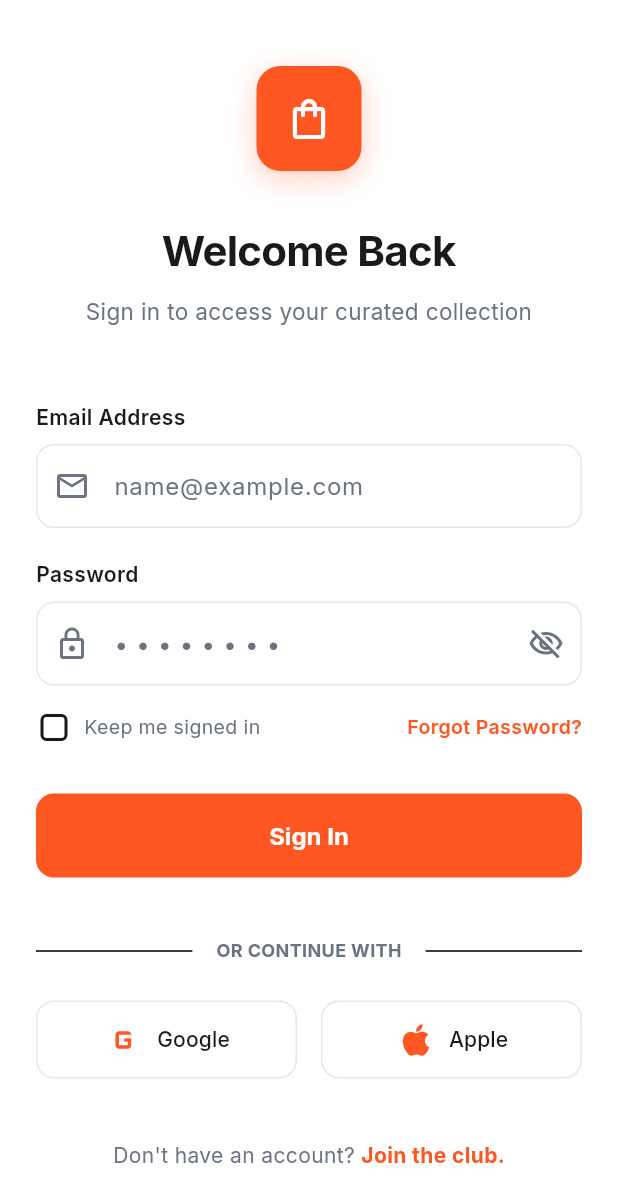
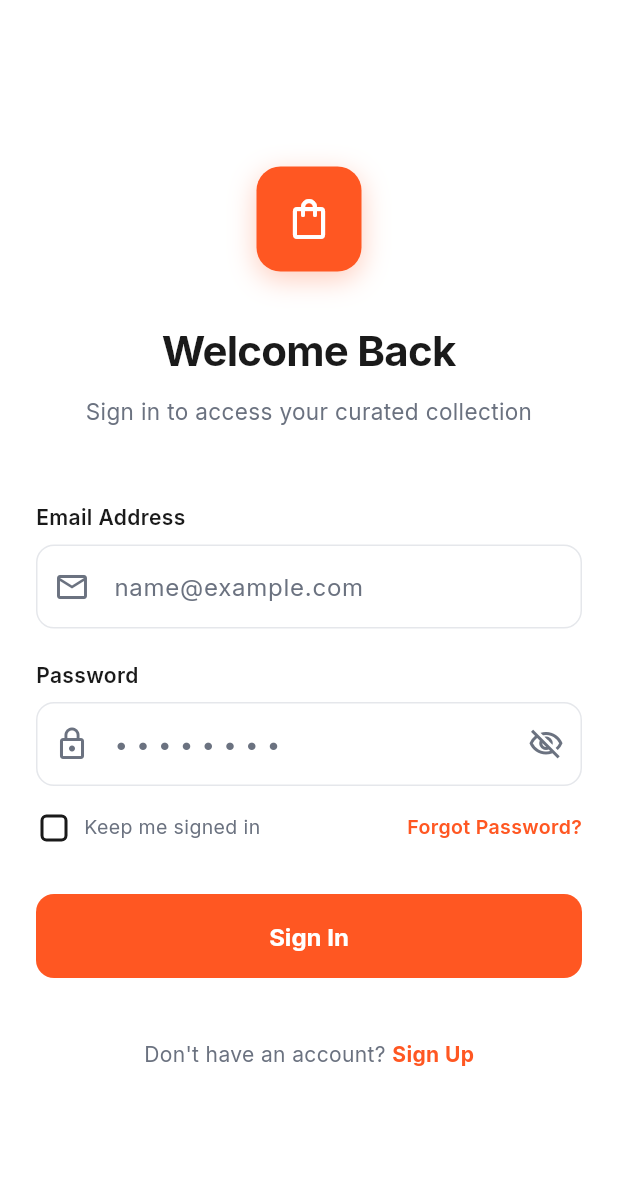
Before and after one commit to eliKuria/luxe-ecommerce-flutter, a Flutter app: the screen it shows after launch, on a phone screen of 412 x 824 dp. Shown: the top 1202 px of the screen. Run offline on Flutter 3.47's test engine with Material 3 defaults, Android fonts, the phone set to English and light mode, and no system bars; our stand-ins replace flutter_riverpod, go_router, google_fonts, shimmer, supabase_flutter; accounts and stored records are empty.

Commit message:
fix: resolve build error in login screen due to missing signUp string

```diff
--- a/lib/features/auth/presentation/constants/auth_strings.dart
+++ b/lib/features/auth/presentation/constants/auth_strings.dart
@@ -11,6 +11,7 @@ class AuthStrings {
   static const String apple = 'Apple';
   static const String dontHaveAccount = "Don't have an account? ";
   static const String joinTheClub = 'Join the club.';
+  static const String signUp = 'Sign Up';
 
   // Signup
   static const String shopNow = 'ShopNow';
--- a/lib/features/auth/presentation/screens/login_screen.dart
+++ b/lib/features/auth/presentation/screens/login_screen.dart
@@ -191,51 +191,51 @@ class _LoginScreenState extends ConsumerState<LoginScreen> {
 
                   const SizedBox(height: 40),
 
-                  // Divider
-                  const Row(
-                    children: [
-                       Expanded(child: Divider()),
-                       Padding(
-                         padding: EdgeInsets.symmetric(horizontal: 16),
-                         child: Text(AuthStrings.orContinueWith, style: TextStyle(color: AppTheme.secondaryText, fontSize: 12, fontWeight: FontWeight.bold)),
-                       ),
-                       Expanded(child: Divider()),
-                    ],
-                  ),
-                  const SizedBox(height: 24),
+                  // // Divider
+                  // const Row(
+                  //   children: [
+                  //      Expanded(child: Divider()),
+                  //      Padding(
+                  //        padding: EdgeInsets.symmetric(horizontal: 16),
+                  //        child: Text(AuthStrings.orContinueWith, style: TextStyle(color: AppTheme.secondaryText, fontSize: 12, fontWeight: FontWeight.bold)),
+                  //      ),
+                  //      Expanded(child: Divider()),
+                  //   ],
+                  // ),
+                  // const SizedBox(height: 24),
 
-                  // Social Login (Mock)
-                  Row(
-                    children: [
-                      Expanded(
-                        child: OutlinedButton.icon(
-                          onPressed: () {},
-                          icon: const Icon(Icons.g_mobiledata, size: 28), // Placeholder for Google Logo
-                          label: const Text(AuthStrings.google, style: TextStyle(color: AppTheme.deepOnyx)),
-                          style: OutlinedButton.styleFrom(
-                            padding: const EdgeInsets.symmetric(vertical: 12),
-                            side: const BorderSide(color: AppTheme.dividerColor),
-                            shape: RoundedRectangleBorder(borderRadius: BorderRadius.circular(12)),
-                          ),
-                        ),
-                      ),
-                      const SizedBox(width: 16),
-                      Expanded(
-                        child: OutlinedButton.icon(
-                          onPressed: () {},
-                          icon: const Icon(Icons.apple, size: 28),
-                          label: const Text(AuthStrings.apple, style: TextStyle(color: AppTheme.deepOnyx)),
-                          style: OutlinedButton.styleFrom(
-                              padding: const EdgeInsets.symmetric(vertical: 12),
-                              side: const BorderSide(color: AppTheme.dividerColor),
-                              shape: RoundedRectangleBorder(borderRadius: BorderRadius.circular(12)),
-                          ),
-                        ),
-                      ),
-                    ],
-                  ),
+                  // // Social Login (Mock)
+                  // Row(
+                  //   children: [
+                  //     Expanded(
+                  //       child: OutlinedButton.icon(
+                  //         onPressed: () {},
+                  //         icon: const Icon(Icons.g_mobiledata, size: 28), // Placeholder for Google Logo
+                  //         label: const Text(AuthStrings.google, style: TextStyle(color: AppTheme.deepOnyx)),
+                  //         style: OutlinedButton.styleFrom(
+                  //           padding: const EdgeInsets.symmetric(vertical: 12),
+                  //           side: const BorderSide(color: AppTheme.dividerColor),
+                  //           shape: RoundedRectangleBorder(borderRadius: BorderRadius.circular(12)),
+                  //         ),
+                  //       ),
+                  //     ),
+                  //     const SizedBox(width: 16),
+                  //     Expanded(
+                  //       child: OutlinedButton.icon(
+                  //         onPressed: () {},
+                  //         icon: const Icon(Icons.apple, size: 28),
+                  //         label: const Text(AuthStrings.apple, style: TextStyle(color: AppTheme.deepOnyx)),
+                  //         style: OutlinedButton.styleFrom(
+                  //             padding: const EdgeInsets.symmetric(vertical: 12),
+                  //             side: const BorderSide(color: AppTheme.dividerColor),
+                  //             shape: RoundedRectangleBorder(borderRadius: BorderRadius.circular(12)),
+                  //         ),
+                  //       ),
+                  //     ),
+                  //   ],
+                  // ),
 
-                  const SizedBox(height: 40),
+                  // const SizedBox(height: 40),
 
                   // Footer
                   Row(
@@ -245,7 +245,7 @@ class _LoginScreenState extends ConsumerState<LoginScreen> {
                        GestureDetector(
                          onTap: () => context.go('/signup'),
                          child: const Text(
-                           AuthStrings.joinTheClub,
+                           AuthStrings.signUp,
                            style: TextStyle(
                              color: AppTheme.primaryColor,
                              fontWeight: FontWeight.bold,
```
